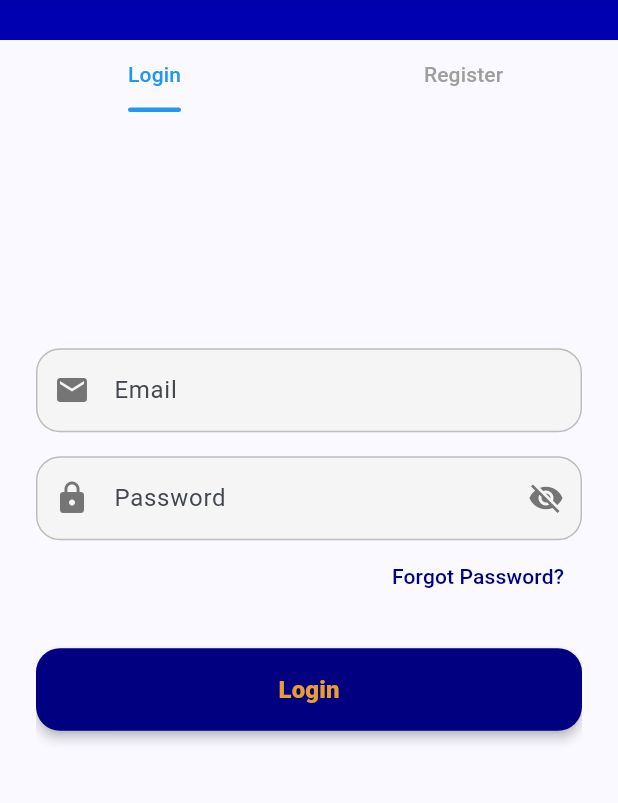
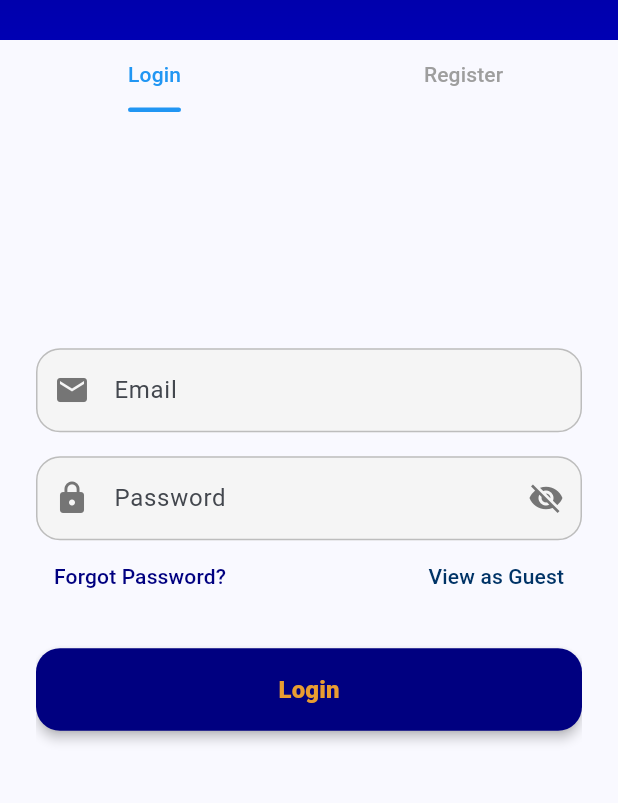
Before and after one commit to Skynse/navysync, a Flutter app: the screen it shows after launch, on a phone screen of 412 x 824 dp, the part 269-1072 px from its top. Run offline on Flutter 3.47's test engine with Material 3 defaults, Android fonts, the light colour scheme and no system bars; our stand-ins replace cloud_firestore, firebase_auth, firebase_core, flutter_riverpod, go_router, syncfusion_flutter_calendar; accounts and stored records are empty.

Commit message:
verify code

```diff
--- a/lib/pages/auth/authentication_page.dart
+++ b/lib/pages/auth/authentication_page.dart
@@ -179,7 +179,9 @@ class _AuthenticationPageState extends State<AuthenticationPage>
               ),
               Align(
                 alignment: Alignment.centerRight,
-                child: TextButton(
+                child: Row(
+                  children: [
+                    TextButton(
                       onPressed: () {
                         // Password recovery logic
                         // Show dialog to enter email
@@ -259,6 +261,13 @@ class _AuthenticationPageState extends State<AuthenticationPage>
                         'Forgot Password?',
                         style: TextStyle(color: Color(0xFF000080)),
                       ),
+                    ),
+                    Spacer(),
+                    TextButton(onPressed: () {
+
+                    }, child: Text("View as Guest"),
+                    ),
+                  ],
                 ),
               ),
               SizedBox(height: 24),
@@ -406,6 +415,7 @@ class _AuthenticationPageState extends State<AuthenticationPage>
                           ),
                         ),
               ),
+
             ],
           ),
         ),
```
Also changed, not shown: lib/pages/guest_page.dart (added), pubspec.lock, 1 other file. Lines whose indentation alone changed are shown as unchanged.
